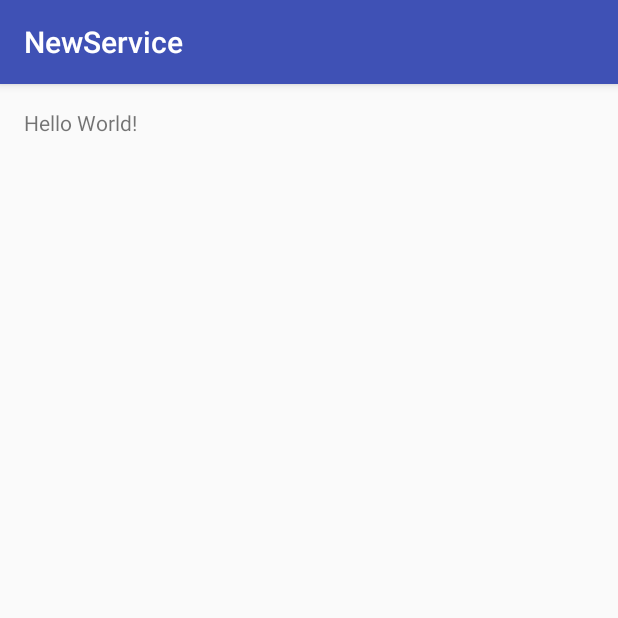
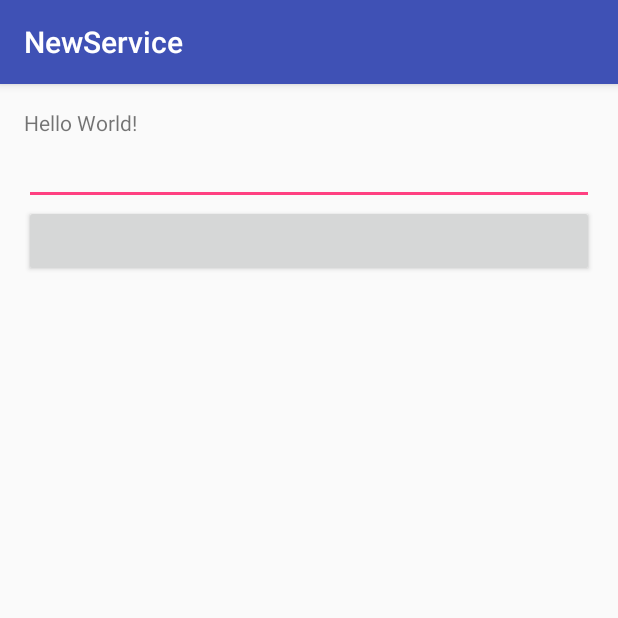
Before and after one commit to karlesbelanger/w1d2-simple-service, an Android app: the screen it shows after launch (MainActivity), on a phone screen of 412 x 824 dp, the top half of it. Run offline under Robolectric (Android 15) with nearby library versions, the phone set to English and light mode, and no system bars.

Commit message:
text editor

```diff
--- a/app/src/main/java/ca/kgb/newservice/MainActivity.java
+++ b/app/src/main/java/ca/kgb/newservice/MainActivity.java
@@ -3,6 +3,10 @@ package ca.kgb.newservice;
 import android.content.Intent;
 import android.support.v7.app.AppCompatActivity;
 import android.os.Bundle;
+import android.util.Log;
+import android.view.View;
+import android.widget.EditText;
+import android.widget.TextView;
 
 public class MainActivity extends AppCompatActivity {
 
@@ -10,8 +14,54 @@ public class MainActivity extends AppCompatActivity {
     protected void onCreate(Bundle savedInstanceState) {
         super.onCreate(savedInstanceState);
         setContentView(R.layout.activity_main);
-        System.out.println("We are currently in the OnCreate part of the Activity");
+        Log.d("TAG_", "We are currently in the OnCreate part of the Activity");
         Intent intent = new Intent(this, MyService.class);
         startService(intent);
     }
+
+    @Override
+    protected void onStart() {
+        super.onStart();
+        Log.d("TAG_", "We are currently in the OnStart part of the Activity");
+    }
+
+    @Override
+    protected void onStop() {
+        super.onStop();
+        Log.d("TAG_", "We are currently in the onStop part of the Activity");
+    }
+
+    @Override
+    protected void onPause() {
+        super.onPause();
+        Log.d("TAG_", "We are currently in the onPause part of the Activity");
+    }
+
+    @Override
+    protected void onResume() {
+        super.onResume();
+        Log.d("TAG_", "We are currently in the onResume part of the Activity");
+    }
+
+    @Override
+    protected void onRestart() {
+        super.onRestart();
+        Log.d("TAG_", "We are currently in the onRestart part of the Activity");
+    }
+
+    @Override
+    protected void onDestroy() {
+        super.onDestroy();
+        Log.d("TAG_", "We are currently in the onDestroy part of the Activity");
+    }
+
+    public void doMagic(View view) {
+        try {
+            EditText editText = (EditText) findViewById(R.id.editTextMid);
+            TextView textView = (TextView) findViewById(R.id.topText);
+            textView.setText(editText.getText());
+        } catch (Exception e) {
+            e.printStackTrace();
+        }
+    }
 }
--- a/app/src/main/java/ca/kgb/newservice/MyService.java
+++ b/app/src/main/java/ca/kgb/newservice/MyService.java
@@ -3,6 +3,7 @@ package ca.kgb.newservice;
 import android.app.Service;
 import android.content.Intent;
 import android.os.IBinder;
+import android.util.Log;
 
 public class MyService extends Service {
     public MyService() {
@@ -11,8 +12,9 @@ public class MyService extends Service {
     @Override
     public void onCreate() {
         super.onCreate();
-        System.out.println("We are currently in the OnCreate part of the Service");
+        Log.d("TAG_", "We are currently in the OnCreate part of the Service");
     }
+
 
     @Override
     public IBinder onBind(Intent intent) {
--- a/app/src/main/res/layout/activity_main.xml
+++ b/app/src/main/res/layout/activity_main.xml
@@ -1,5 +1,5 @@
 <?xml version="1.0" encoding="utf-8"?>
-<RelativeLayout xmlns:android="http://schemas.android.com/apk/res/android"
+<LinearLayout xmlns:android="http://schemas.android.com/apk/res/android"
     xmlns:tools="http://schemas.android.com/tools"
     android:layout_width="match_parent"
     android:layout_height="match_parent"
@@ -7,10 +7,21 @@
     android:paddingLeft="@dimen/activity_horizontal_margin"
     android:paddingRight="@dimen/activity_horizontal_margin"
     android:paddingTop="@dimen/activity_vertical_margin"
+    android:orientation="vertical"
     tools:context="ca.kgb.newservice.MainActivity">
 
     <TextView
+        android:id="@+id/topText"
         android:layout_width="wrap_content"
         android:layout_height="wrap_content"
         android:text="Hello World!" />
-</RelativeLayout>
+    <EditText
+        android:id="@+id/editTextMid"
+        android:layout_width="match_parent"
+        android:layout_height="wrap_content" />
+    <Button
+        android:id="@+id/buttonBot"
+        android:onClick="doMagic"
+        android:layout_width="match_parent"
+        android:layout_height="wrap_content" />
+</LinearLayout>
```
